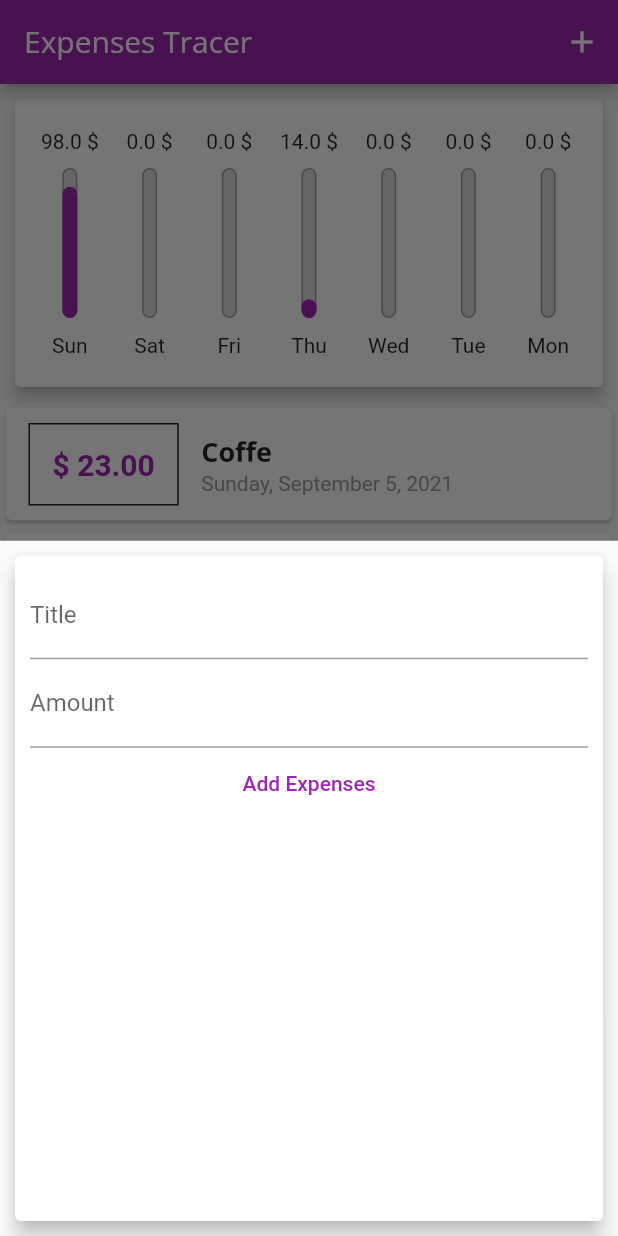
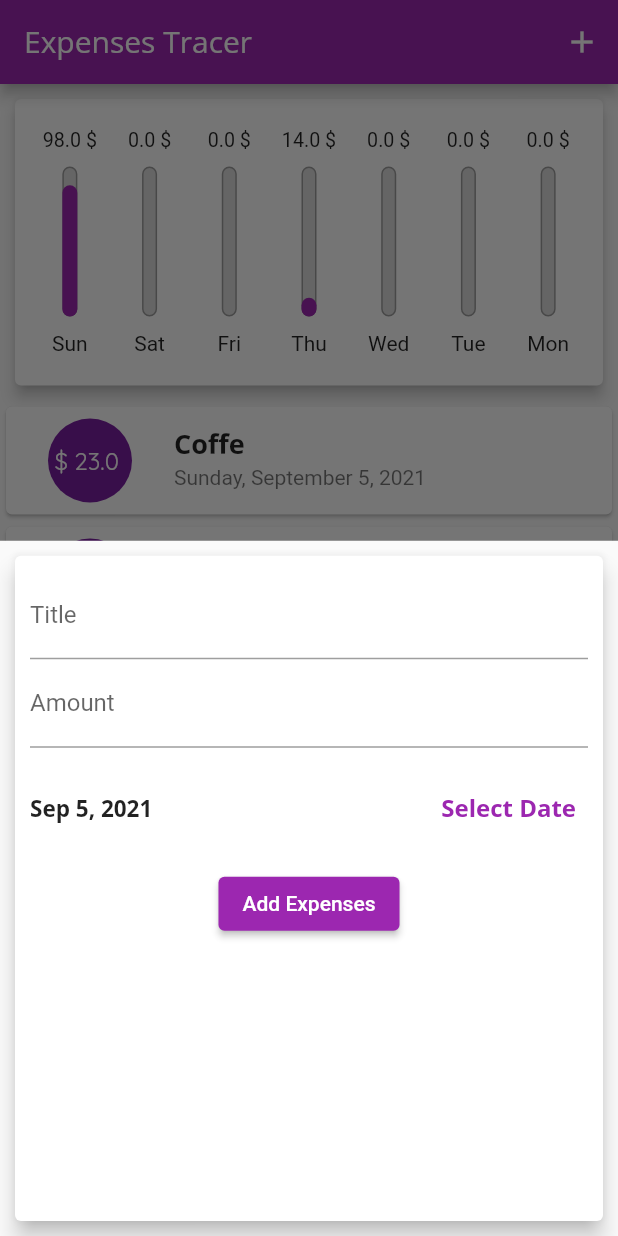
Before and after one commit to fouad-abdelhady/ExpensesTracker, a Flutter app: the screen it shows after launch, after a tap on the "add" icon, on a phone screen of 412 x 824 dp. Run offline on Flutter 3.47's test engine with Material 2 defaults, Android fonts, the phone set to English and light mode, and no system bars.

Commit message:
add: date picker

```diff
--- a/lib/main.dart
+++ b/lib/main.dart
@@ -21,11 +21,27 @@ class App extends StatelessWidget {
                 headline6: TextStyle(
                     fontFamily: 'OpenSans',
                     fontSize: 18,
+                    fontWeight: FontWeight.bold),
+                headline5: TextStyle(
+                    fontFamily: 'OpenSans',
+                    fontSize: 15,
                     fontWeight: FontWeight.bold)),
+            textButtonTheme: TextButtonThemeData(
+                style: TextButton.styleFrom(
+                    primary: Colors.purple,
+                    textStyle: TextStyle(
+                        fontFamily: 'OpenSans',
+                        fontWeight: FontWeight.bold,
+                        fontSize: 16))),
+            elevatedButtonTheme: ElevatedButtonThemeData(
+                style: ElevatedButton.styleFrom(
+              primary: Colors.purple,
+            )),
             appBarTheme: AppBarTheme(
                 textTheme: ThemeData.light().textTheme.copyWith(
-                    headline6:
-                        TextStyle(fontFamily: 'OpenSans', fontSize: 20)))),
+                      headline6:
+                          TextStyle(fontFamily: 'OpenSans', fontSize: 20),
+                    ))),
         home: HomePage());
   }
 }
--- a/lib/widgets/chart_bar.dart
+++ b/lib/widgets/chart_bar.dart
@@ -14,7 +14,10 @@ class ChartBar extends StatelessWidget {
         SizedBox(
           height: 10,
         ),
-        FittedBox(child: Text('${_dayTotalExpenses.toStringAsFixed(1)} \$')),
+        Container(
+            height: 15,
+            child: FittedBox(
+                child: Text('${_dayTotalExpenses.toStringAsFixed(1)} \$'))),
         SizedBox(
           height: 10,
         ),
--- a/lib/widgets/new_transaction.dart
+++ b/lib/widgets/new_transaction.dart
@@ -1,4 +1,5 @@
 import 'package:flutter/material.dart';
+import 'package:intl/intl.dart';
 
 class NewTransaction extends StatefulWidget {
   final Function addTransaction;
@@ -45,11 +46,22 @@ class _NewTransactionState extends State<NewTransaction> {
               keyboardType: TextInputType.number,
               onSubmitted: (_) => _submitTransaction(),
             ),
-            TextButton(
+            Container(
+              height: 80,
+              child: Row(
+                children: [
+                  Expanded(
+                      child: Text(
+                    DateFormat.yMMMd().format(DateTime.now()),
+                    style: Theme.of(context).textTheme.headline5,
+                  )),
+                  TextButton(onPressed: () {}, child: Text('Select Date'))
+                ],
+              ),
+            ),
+            ElevatedButton(
               onPressed: () => _submitTransaction(),
               child: Text('Add Expenses'),
-              style:
-                  TextButton.styleFrom(primary: Theme.of(context).primaryColor),
             )
           ],
         ),
--- a/lib/widgets/transactions_list.dart
+++ b/lib/widgets/transactions_list.dart
@@ -18,6 +18,34 @@ class TransactionsList extends StatelessWidget {
           : ListView.builder(
               itemBuilder: (context, index) {
                 return Card(
+                  elevation: 1,
+                  child: ListTile(
+                    leading: CircleAvatar(
+                      child: Padding(
+                        padding: const EdgeInsets.all(15),
+                        child: FittedBox(
+                            child: Text(
+                                '\$ ${transactionsList[index].amount.toStringAsFixed(1)} ')),
+                      ),
+                      radius: 40,
+                    ),
+                    title: Text(
+                      transactionsList[index].title,
+                      style: Theme.of(context).textTheme.headline6,
+                    ),
+                    subtitle: (Text(DateFormat.yMMMMEEEEd()
+                        .format(transactionsList[index].date))),
+                  ),
+                );
+              },
+              itemCount: transactionsList.length,
+            ),
+    );
+  }
+}
+/**
+ *
+ * Card(
                   child: Row(
                     children: [
                       Container(
@@ -54,10 +82,5 @@ class TransactionsList extends StatelessWidget {
                       )
                     ],
                   ),
-                );
-              },
-              itemCount: transactionsList.length,
-            ),
-    );
-  }
-}
+                )
+*/
```
